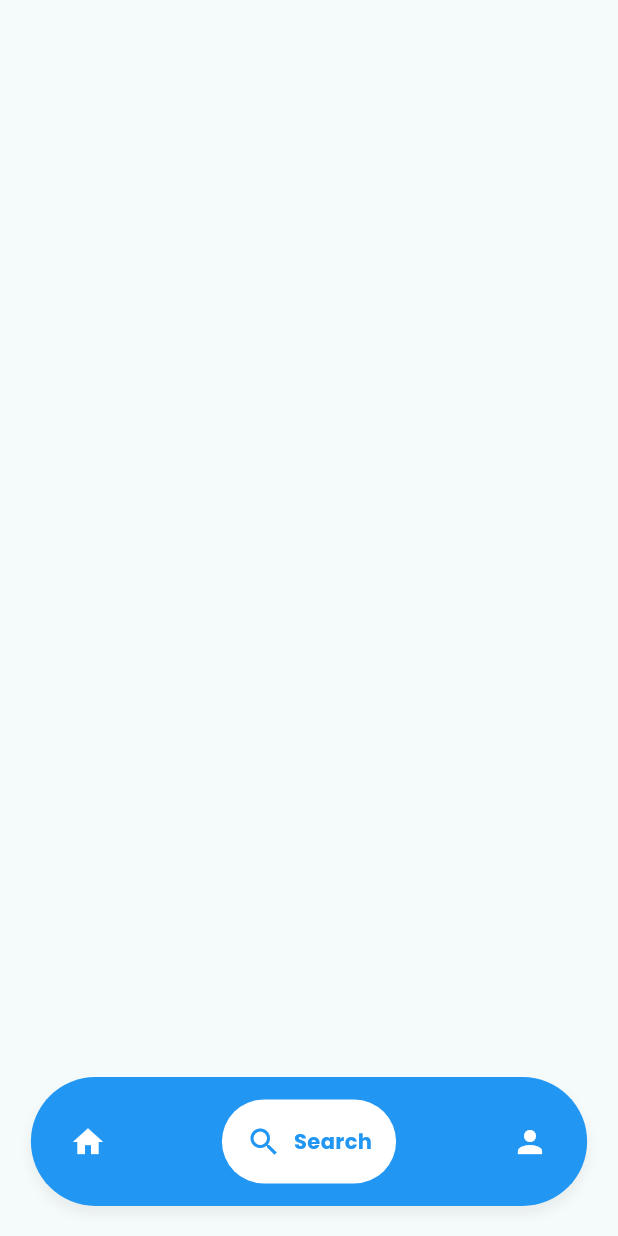
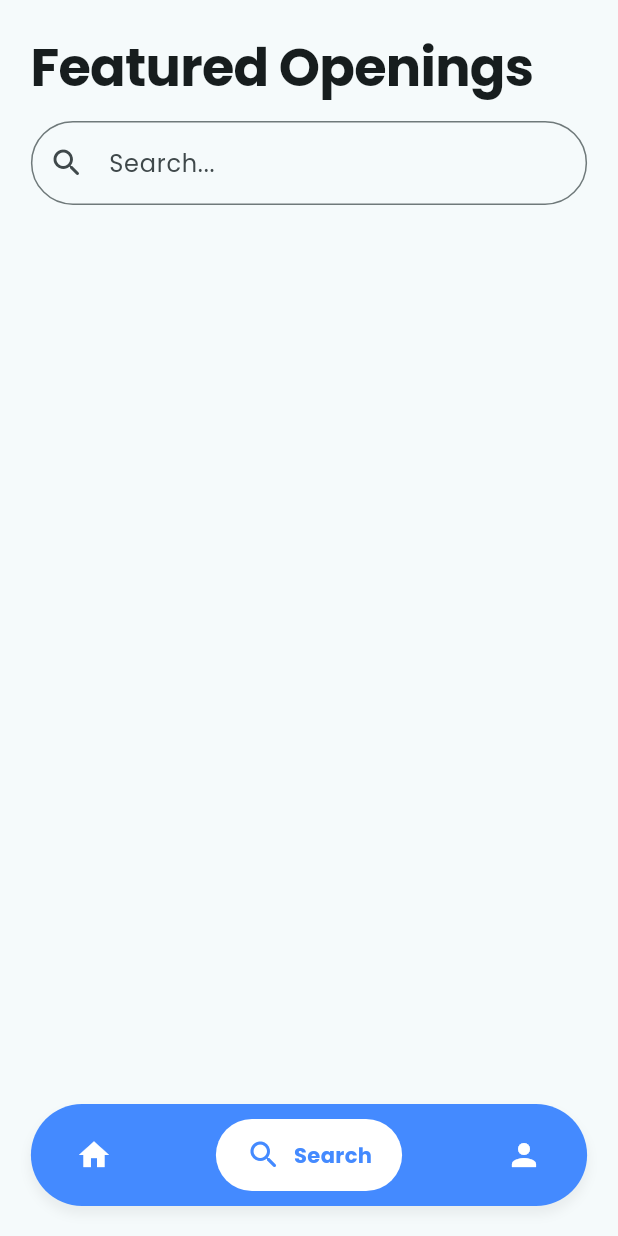
Before and after one commit to joblocalee/joblocalee, a Flutter app: the HomeTabScreen screen opened by its route, item 2 of the bottom bar chosen, on a phone screen of 412 x 824 dp. Run offline on Flutter 3.47's test engine with Material 3 defaults, Android fonts, the phone set to English and light mode, and no system bars; drawn by our look-alikes of google_nav_bar; our stand-ins replace auto_route, dio, freezed_annotation, gap, get_it, injectable and 1 more; missing offline and left inert: dio_http2_adapter; generated files the repository leaves out were written again.

Commit message:
search_screen

```diff
--- a/lib/ui/screens/auth/login_screen.dart
+++ b/lib/ui/screens/auth/login_screen.dart
@@ -36,7 +36,7 @@ class _LoginScreenState extends State<LoginScreen> {
   @override
   Widget build(BuildContext context) {
     return Scaffold(
-      backgroundColor: Colors.blue,
+      backgroundColor: Colors.blueAccent,
       body: SafeArea(
           child: Center(
         child: SingleChildScrollView(
@@ -51,6 +51,7 @@ class _LoginScreenState extends State<LoginScreen> {
                       Text(
                         'Login To',
                         style: AppTypography.headlineLarge.copyWith(
+                          color: Colors.grey.shade900,
                           fontSize: 45,
                         ),
                       ),
@@ -115,7 +116,7 @@ class _LoginScreenState extends State<LoginScreen> {
                               child: Text(
                                 "Create Account?",
                                 style: AppTypography.labelMedium.copyWith(
-                                  color: Colors.blue,
+                                  color: Colors.blueAccent,
                                 ),
                               ),
                             ),
--- a/lib/ui/screens/home/home_screen.dart
+++ b/lib/ui/screens/home/home_screen.dart
@@ -100,7 +100,7 @@ class _category extends StatelessWidget {
         decoration: BoxDecoration(
           color: Colors.white,
           border: Border.all(
-            color: Colors.blue,
+            color: Colors.blueAccent,
           ),
           borderRadius: BorderRadius.circular(45),
           // boxShadow: [
@@ -115,7 +115,7 @@ class _category extends StatelessWidget {
         child: Text(
           'Recent',
           style: AppTypography.labelLarge.copyWith(
-            color: Colors.blue,
+            color: Colors.blueAccent,
           ),
         ),
       ),
--- a/lib/ui/screens/home/home_tab_screen.dart
+++ b/lib/ui/screens/home/home_tab_screen.dart
@@ -18,7 +18,7 @@ enum _BottomTabEnum {
       route: HomeRoute()),
   cart(
       name: 'Search',
-      icon: Icons.search,
+      icon: Icons.search_rounded,
       width: 28,
       height: 28,
       route: SearchRoute()),
@@ -189,13 +189,13 @@ class _GBottomNav extends StatelessWidget {
             offset: const Offset(0, 5),
           ),
         ],
-        color: Colors.blue,
+        color: Colors.blueAccent,
         borderRadius: BorderRadius.circular(45),
       ),
       child: Padding(
         padding: const EdgeInsets.symmetric(
           horizontal: 10,
-          vertical: 15,
+          vertical: 10,
         ),
         child: GNav(
           // key: Key(activeRoute.toString()),
@@ -203,11 +203,14 @@ class _GBottomNav extends StatelessWidget {
           selectedIndex: _BottomTabEnum.values.indexWhere(
             (element) => element.route.routeName == activeRoute,
           ),
-          backgroundColor: Colors.blue,
+          backgroundColor: Colors.blueAccent,
           color: Colors.white,
-          activeColor: Colors.blue,
+          activeColor: Colors.blueAccent,
           tabBackgroundColor: Colors.white,
-          padding: EdgeInsets.all(16),
+          padding: EdgeInsets.symmetric(
+            horizontal: 20,
+            vertical: 12,
+          ),
           tabs: List.generate(
             _BottomTabEnum.values.length,
             (index) => GButton(
--- a/lib/ui/screens/search/search_screen.dart
+++ b/lib/ui/screens/search/search_screen.dart
@@ -1,5 +1,9 @@
 import 'package:auto_route/annotations.dart';
 import 'package:flutter/material.dart';
+import 'package:gap/gap.dart';
+
+import '../../../utils/extensions/build_context_extension.dart';
+import '../../../utils/constants/app_typography.dart';
 
 @RoutePage()
 class SearchScreen extends StatelessWidget {
@@ -7,6 +11,49 @@ class SearchScreen extends StatelessWidget {
 
   @override
   Widget build(BuildContext context) {
-    return Scaffold();
+    return Padding(
+      padding: EdgeInsets.symmetric(
+        horizontal: context.screenPadding,
+        vertical: context.screenPadding,
+      ),
+      child: Scaffold(
+        body: SafeArea(
+          child: Column(
+            crossAxisAlignment: CrossAxisAlignment.start,
+            children: [
+              SizedBox(
+                height: 60,
+                child: Text(
+                  'Featured Openings',
+                  style: AppTypography.headlineLarge.copyWith(
+                    fontSize: 35,
+                  ),
+                ),
+              ),
+              TextField(
+                cursorColor: Colors.black,
+                decoration: InputDecoration(
+                  border: OutlineInputBorder(
+                    borderRadius: BorderRadius.circular(45)
+                  ),
+                  hintText: 'Search...',
+                  prefixIcon: const Icon(Icons.search_rounded)
+                ),
+              ),
+              Gap(10),
+              // SizedBox(
+              //   height: 60,
+              //   child: Text(
+              //     'Featured Openings',
+              //     style: AppTypography.headlineLarge.copyWith(
+              //       fontSize: 35,
+              //     ),
+              //   ),
+              // ),
+            ],
+          ),
+        ),
+      ),
+    );
   }
 }
--- a/lib/ui/widgets/buttons/primary_button.dart
+++ b/lib/ui/widgets/buttons/primary_button.dart
@@ -4,6 +4,7 @@ import 'package:jus/utils/constants/app_typography.dart';
 class PrimaryButton extends StatelessWidget {
   final String? text;
   final VoidCallback onTap;
+
   const PrimaryButton({super.key, this.text, required this.onTap});
 
   @override
@@ -12,8 +13,9 @@ class PrimaryButton extends StatelessWidget {
       onTap: onTap,
       child: Container(
         alignment: Alignment.center,
-        child: Text(text!,style:
-        TextStyle(
+        child: Text(
+          text!,
+          style: TextStyle(
             color: Colors.white,
             fontWeight: FontWeight.bold,
           ),
--- a/pubspec.yaml
+++ b/pubspec.yaml
@@ -39,15 +39,15 @@ dependencies:
   injectable: ^2.5.0
   mime: ^1.0.6
   overlay_support: ^2.1.0
+  gap: ^3.0.1
   provider: ^6.1.2
-  gap: ^3.0.1
 
   # The following adds the Cupertino Icons font to your application.
   # Use with the CupertinoIcons class for iOS style icons.
   cupertino_icons: ^1.0.8
-  json_annotation: ^4.9.0
   dio: ^5.7.0
   dio_http2_adapter: ^2.5.3
+  json_annotation: ^4.9.0
 
 dev_dependencies:
   auto_route_generator: ^9.0.0
```
Also changed, not shown: lib/ui/screens/profile/profile_screen.dart (+20 -16 lines), pubspec.lock.
